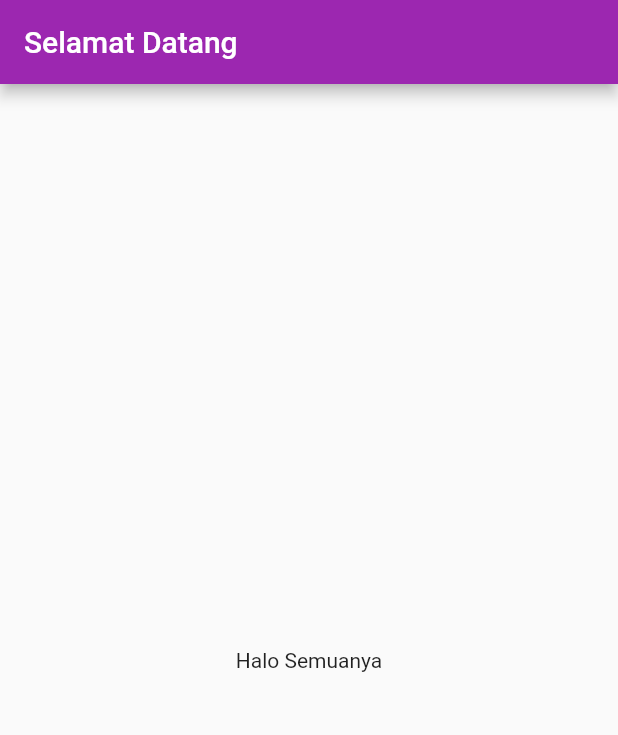
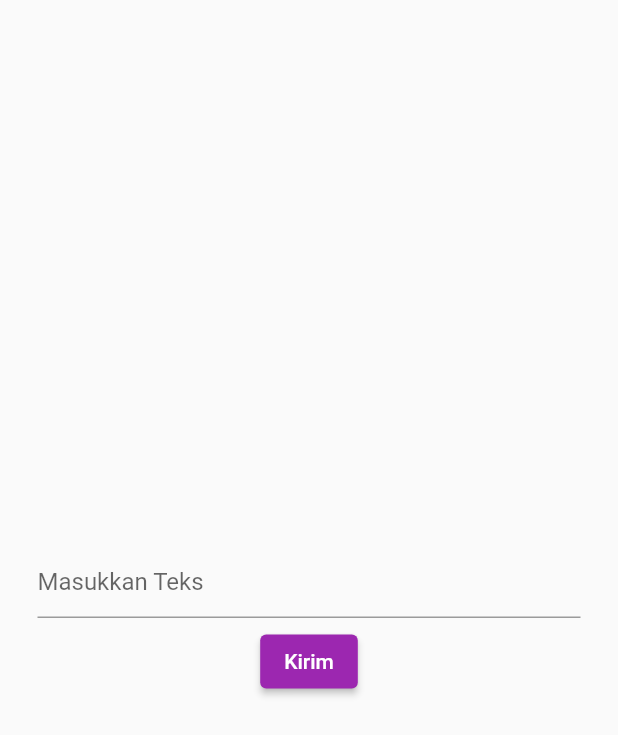
Before and after one commit to dianprawira/flutter_starter, a Flutter app: the screen it shows after launch, on a phone screen of 412 x 824 dp. Shown: the top 735 px of the screen. Run offline on Flutter 3.47's test engine with Material 2 defaults, Android fonts, the phone set to English and light mode, and no system bars.

Commit message:
Pemrosesan TextField

```diff
--- a/lib/main.dart
+++ b/lib/main.dart
@@ -1,4 +1,5 @@
 import 'package:flutter/material.dart';
+import 'package:flutter_starter/ui/pemrosesan_input_page.dart';
 import 'ui/my_home_page.dart';
 
 void main() {
@@ -15,9 +16,9 @@ class MyApp extends StatelessWidget {
       theme: ThemeData(
         primarySwatch: Colors.purple,
       ),
-      home: const MyHomePage(
-        title: 'Selamat Datang',
-      ),
+      home: const PemrosesanInputPage(
+          // title: 'Selamat Datang',
+          ),
     );
   }
 }
--- /dev/null
+++ b/lib/ui/pemrosesan_input_page.dart
@@ -0,0 +1,48 @@
+import 'package:flutter/material.dart';
+
+class PemrosesanInputPage extends StatefulWidget {
+  const PemrosesanInputPage({super.key});
+
+  @override
+  State<PemrosesanInputPage> createState() => _PemrosesanInputPageState();
+}
+
+class _PemrosesanInputPageState extends State<PemrosesanInputPage> {
+  final myController = TextEditingController();
+
+  @override
+  Widget build(BuildContext context) {
+    return Scaffold(
+      body: Center(
+        child: Column(
+          mainAxisAlignment: MainAxisAlignment.center,
+          children: [
+            Padding(
+              padding: const EdgeInsets.fromLTRB(25, 5, 25, 5),
+              child: TextField(
+                decoration: const InputDecoration(
+                  hintText: 'Masukkan Teks',
+                ),
+                controller: myController,
+              ),
+            ),
+            ElevatedButton(
+              onPressed: () {
+                showDialog(
+                  context: context,
+                  builder: (context) {
+                    return AlertDialog(
+                      title: const Text('PERHATIAN'),
+                      content: Text(myController.text),
+                    );
+                  },
+                );
+              },
+              child: const Text('Kirim'),
+            )
+          ],
+        ),
+      ),
+    );
+  }
+}
```
